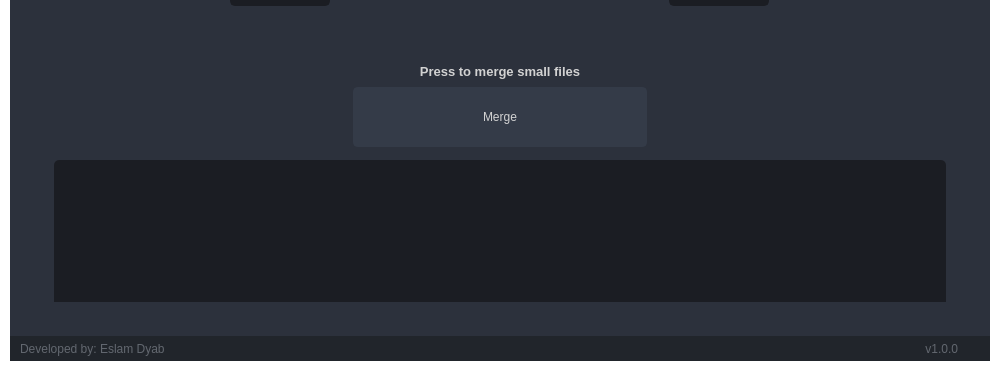
This is MainWindow.ui in eslamdyab21/Apara-Data-GUI as Qt 5 draws it before an edit; both pictures show x 0 to 1000 and y 349 to 720 of the 1000 by 720 pixel window. The edited form follows.
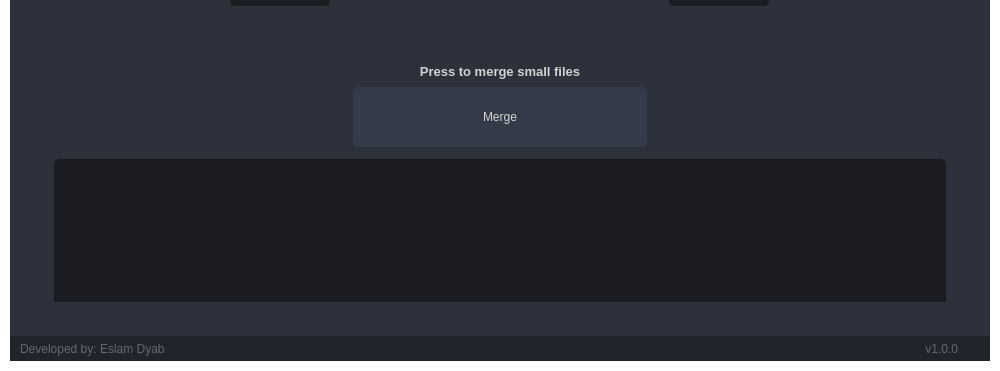
This is the edited form. Icons and pictures are not drawn.

Commit message: push current ui so far

```diff
--- a/MainWindow.ui
+++ b/MainWindow.ui
@@ -4546,7 +4546,7 @@
                             </property>
                             <layout class="QVBoxLayout" name="verticalLayout_38">
                              <property name="topMargin">
-                              <number>5</number>
+                              <number>4</number>
                              </property>
                              <item>
                               <widget class="QPlainTextEdit" name="plainTextEdit_Page4">
```
The commit also changes 1 other file.
